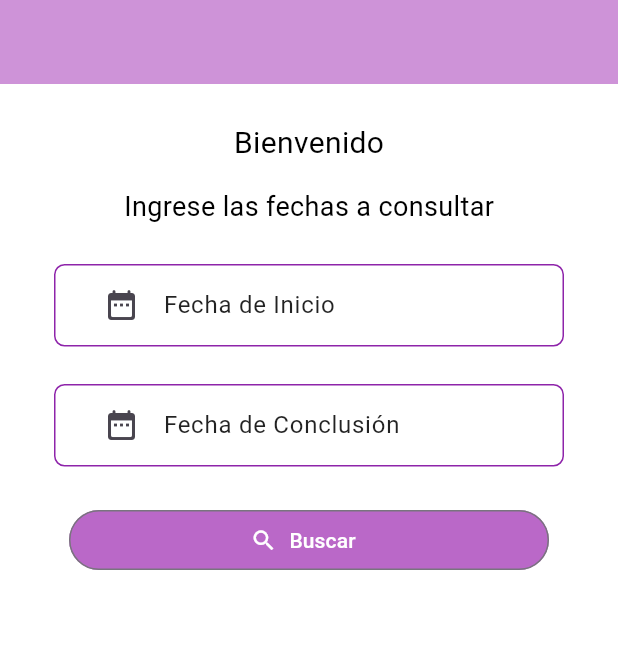
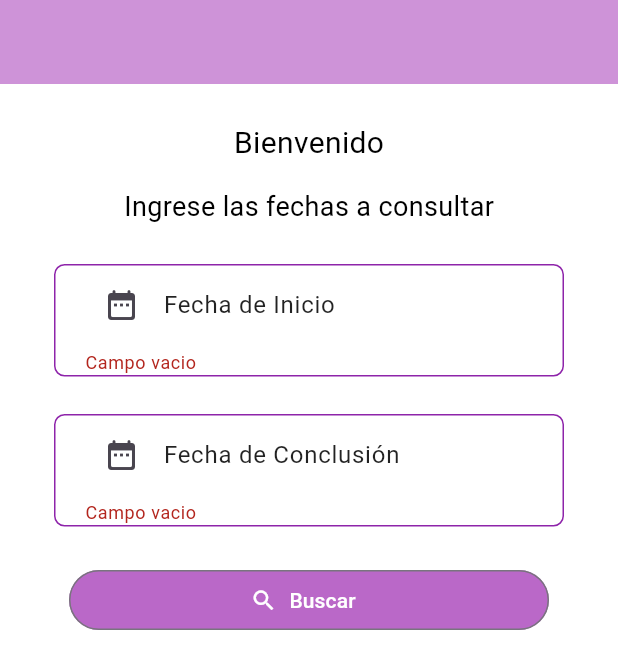
Before and after one commit to MANR01/buho_Flutter, a Flutter app: the screen it shows after launch, after a tap on "Buscar", on a phone screen of 412 x 824 dp. Shown: the top 669 px of the screen. Run offline on Flutter 3.47's test engine with Material 3 defaults, Android fonts, the phone set to English and light mode, and no system bars; drawn by our look-alikes of firebase_database; our stand-ins replace firebase_core, mask_text_input_formatter; accounts and stored records are empty.

Commit message:
Se añadieron las validaciónes de los campos de fecha

```diff
--- a/lib/Pages/home/components/campos/components/fechAnterior.dart
+++ b/lib/Pages/home/components/campos/components/fechAnterior.dart
@@ -31,6 +31,12 @@ class setFechAn extends StatelessWidget {
               style: TextStyle(color: Colors.black87),
             ),
             prefixIcon: Icon(Icons.date_range_rounded)),
+        validator: (value) {
+          if (value!.isEmpty) {
+            return "Campo vacio";
+          }
+          return null;
+        },
       ),
     );
   }
--- a/lib/Pages/home/components/campos/components/fechPosterior.dart
+++ b/lib/Pages/home/components/campos/components/fechPosterior.dart
@@ -31,6 +31,12 @@ class setFechPos extends StatelessWidget {
               style: TextStyle(color: Colors.black87),
             ),
             prefixIcon: Icon(Icons.date_range_rounded)),
+        validator: (value) {
+          if (value!.isEmpty) {
+            return "Campo vacio";
+          }
+          return null;
+        },
       ),
     );
   }
--- a/lib/Pages/home/components/campos/setCampos.dart
+++ b/lib/Pages/home/components/campos/setCampos.dart
@@ -1,5 +1,6 @@
 // ignore_for_file: file_names, camel_case_types
 
+import 'package:flutter/foundation.dart';
 import 'package:flutter/material.dart';
 import 'components/fechAnterior.dart';
 import 'components/fechPosterior.dart';
@@ -41,7 +42,14 @@ class setCampos extends StatelessWidget {
               margin: const EdgeInsets.symmetric(horizontal: 30),
               width: MediaQuery.of(context).size.width - 80,
               child: OutlinedButton.icon(
-                onPressed: () {},
+                onPressed: () {
+                  if (_formKey.currentState!.validate()) {
+                  } else {
+                    if (kDebugMode) {
+                      print("Ocurrio un error al verificar los campos");
+                    }
+                  }
+                },
                 icon: const Icon(Icons.search),
                 style: elevatedButtonStyle,
                 label: const Text('Buscar'),
--- a/lib/Pages/home/components/tablaFirebase/tablaFirebase.dart
+++ b/lib/Pages/home/components/tablaFirebase/tablaFirebase.dart
@@ -12,47 +12,31 @@ class firebaseTable extends StatefulWidget {
 }
 
 class _firebaseTableState extends State<firebaseTable> {
-  Query queryFirebase = FirebaseDatabase.instance
-      .ref()
-      .child('1')
-      .orderByChild('fecha')
-      .startAfter('04/12/2023')
-      .endAt('06/12/2023');
+  final queryFirebase = FirebaseDatabase.instance
+      .ref('maquina')
+      .startAt('12/03/2023')
+      .endAt('14/03/2023');
 
   @override
   Widget build(BuildContext context) {
-    return SingleChildScrollView(
-        child: Expanded(
-      child: SizedBox(
-        height: 200,
-        child: FirebaseAnimatedList(
-            query: queryFirebase,
-            itemBuilder: (BuildContext context, DataSnapshot snapshot,
-                Animation<double> animation, int index) {
-              return Container(
-                margin: const EdgeInsets.all(15),
-                padding: const EdgeInsets.all(15),
-                decoration: BoxDecoration(
-                    color: Colors.purple[300],
-                    borderRadius: const BorderRadius.all(Radius.circular(12))),
-                child: const Column(
-                    mainAxisAlignment: MainAxisAlignment.start,
-                    mainAxisSize: MainAxisSize.max,
-                    children: [
-                      Text(
-                        'Fecha registrada', //'Fecha registrada: ${snapshot.value['fecha'].toString()}',
-                        style: TextStyle(fontSize: 16, color: Colors.white),
-                      ),
-                      SizedBox(height: 5),
-                      Text(
-                        'Estado', //'Estado: ${snapshot.value['estado'].toString()}',
-                        style: TextStyle(fontSize: 16, color: Colors.white),
-                      ),
-                      SizedBox(height: 5),
-                    ]),
-              );
-            }),
-      ),
-    ));
+    return Column(
+      children: [
+        SingleChildScrollView(
+          child: FirebaseAnimatedList(
+              shrinkWrap: true,
+              defaultChild: const Text(
+                'Buscando...',
+                style: TextStyle(fontSize: 14, color: Colors.black87),
+              ),
+              query: queryFirebase,
+              itemBuilder: (context, snapshot, animation, index) {
+                return ListTile(
+                  leading: const Icon(Icons.data_array),
+                  title: Text(snapshot.child('fecha').toString()),
+                );
+              }),
+        )
+      ],
+    );
   }
 }
--- a/lib/Pages/home/home.dart
+++ b/lib/Pages/home/home.dart
@@ -14,7 +14,8 @@ class home extends StatelessWidget {
       appBar: AppBar(
         backgroundColor: Colors.purple[200],
       ),
-      body: Column(
+      body: SingleChildScrollView(
+        child: Column(
           mainAxisAlignment: MainAxisAlignment.start,
           mainAxisSize: MainAxisSize.max,
           children: [
@@ -47,6 +48,7 @@ class home extends StatelessWidget {
             const firebaseTable()
           ],
         ),
+      ),
     );
   }
 }
```
Also changed, not shown: database.rules.json (+5 -2 lines). Lines whose indentation alone changed are shown as unchanged.
